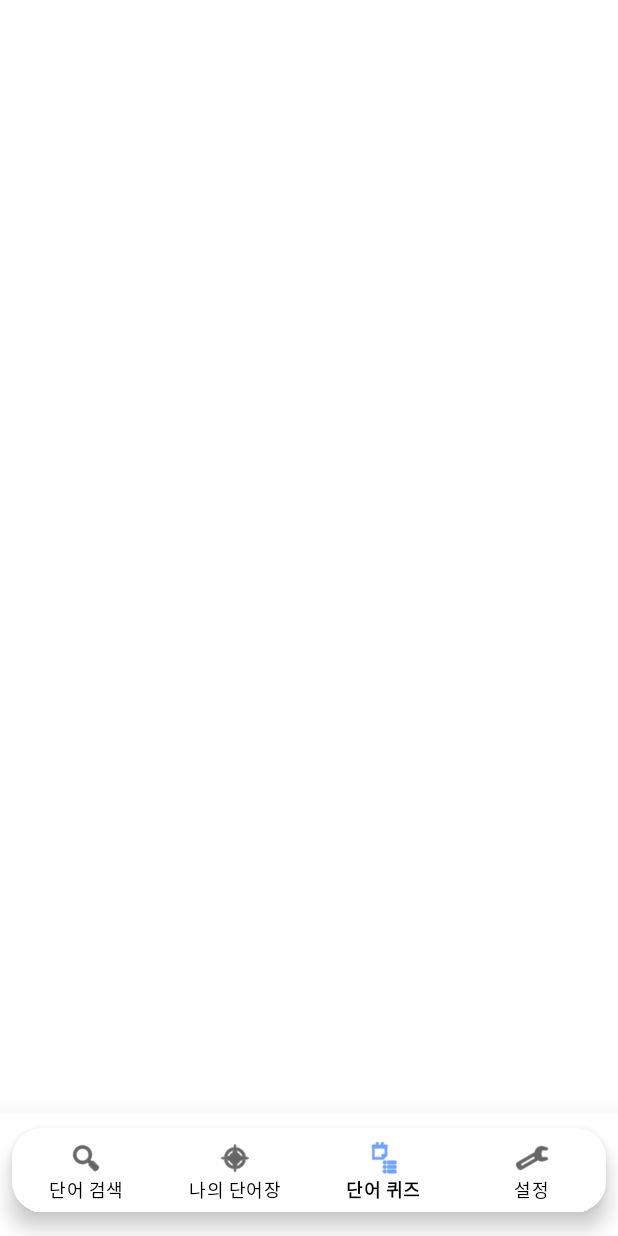
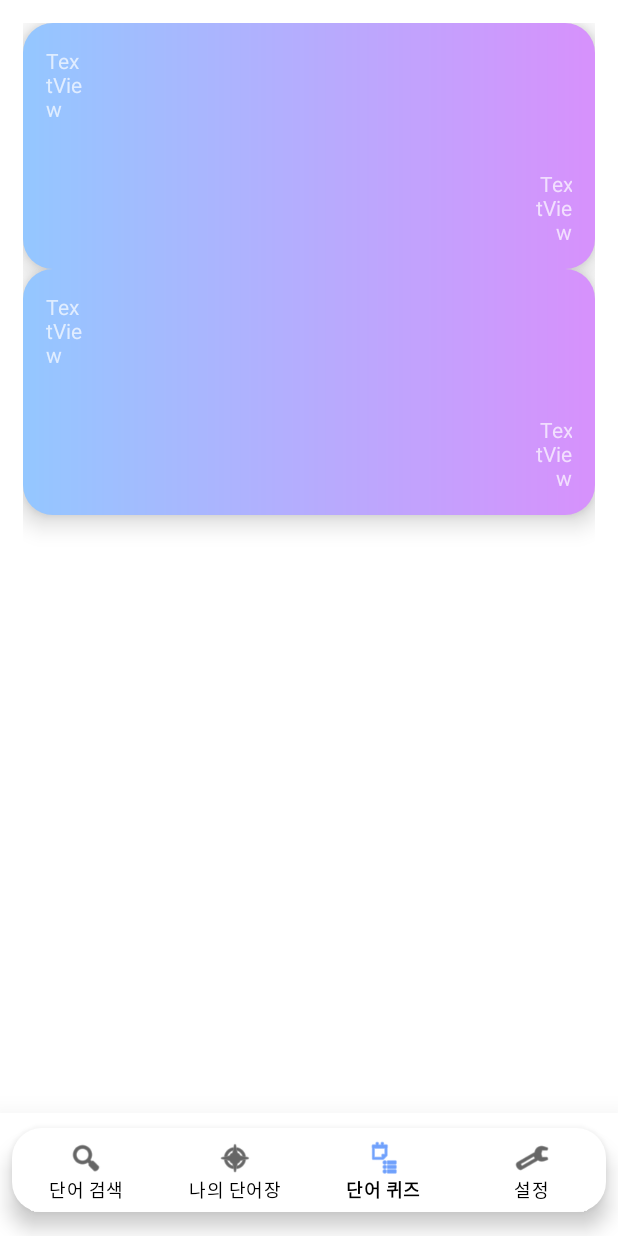
Before and after one commit to TTC1018/MyEngVoc, an Android app: the screen it shows after launch (MainActivity), item 3 of the bottom bar chosen, on a phone screen of 412 x 824 dp. Run offline under Robolectric (Android 15) with nearby library versions, the phone set to English and light mode, and no system bars.

Commit message:
퀴즈 Fragment 작성

```diff
--- a/app/src/main/res/layout/fragment_quiz.xml
+++ b/app/src/main/res/layout/fragment_quiz.xml
@@ -4,6 +4,109 @@
     android:layout_width="match_parent"
     android:layout_height="match_parent"
     android:orientation="vertical"
+    android:padding="10dp"
     tools:context=".QuizFragment">
 
+    <LinearLayout
+        android:layout_width="match_parent"
+        android:layout_height="wrap_content"
+        android:orientation="vertical"
+        android:background="@drawable/gradient"
+        android:elevation="10dp"
+        android:outlineAmbientShadowColor="?attr/colorOnPrimary"
+        android:outlineSpotShadowColor="?attr/colorOnPrimary">
+        <LinearLayout
+            android:layout_width="wrap_content"
+            android:layout_height="wrap_content"
+            android:gravity="left"
+            android:orientation="horizontal"
+            android:padding="15dp">
+
+            <TextView
+                android:id="@+id/dicNameText"
+                android:layout_width="wrap_content"
+                android:layout_height="wrap_content"
+                android:layout_weight="1"
+                android:text="TextView"
+                android:textAlignment="textStart" />
+
+            <View
+                android:layout_width="0dp"
+                android:layout_height="0dp"
+                android:layout_weight="1" />
+        </LinearLayout>
+
+        <LinearLayout
+            android:layout_width="wrap_content"
+            android:layout_height="wrap_content"
+            android:gravity="right"
+            android:orientation="horizontal"
+            android:padding="15dp">
+
+            <View
+                android:layout_width="0dp"
+                android:layout_height="0dp"
+                android:layout_weight="1" />
+
+            <TextView
+                android:id="@+id/wordCountText"
+                android:layout_width="wrap_content"
+                android:layout_height="wrap_content"
+                android:layout_weight="1"
+                android:text="TextView"
+                android:textAlignment="textEnd" />
+        </LinearLayout>
+    </LinearLayout>
+
+    <LinearLayout
+        android:layout_width="match_parent"
+        android:layout_height="wrap_content"
+        android:background="@drawable/gradient"
+        android:elevation="10dp"
+        android:orientation="vertical"
+        android:outlineAmbientShadowColor="?attr/colorOnPrimary"
+        android:outlineSpotShadowColor="?attr/colorOnPrimary">
+
+        <LinearLayout
+            android:layout_width="wrap_content"
+            android:layout_height="wrap_content"
+            android:gravity="left"
+            android:orientation="horizontal"
+            android:padding="15dp">
+
+            <TextView
+                android:id="@+id/dicNameText"
+                android:layout_width="wrap_content"
+                android:layout_height="wrap_content"
+                android:layout_weight="1"
+                android:text="TextView"
+                android:textAlignment="textStart" />
+
+            <View
+                android:layout_width="0dp"
+                android:layout_height="0dp"
+                android:layout_weight="1" />
+        </LinearLayout>
+
+        <LinearLayout
+            android:layout_width="wrap_content"
+            android:layout_height="wrap_content"
+            android:gravity="right"
+            android:orientation="horizontal"
+            android:padding="15dp">
+
+            <View
+                android:layout_width="0dp"
+                android:layout_height="0dp"
+                android:layout_weight="1" />
+
+            <TextView
+                android:id="@+id/wordCountText"
+                android:layout_width="wrap_content"
+                android:layout_height="wrap_content"
+                android:layout_weight="1"
+                android:text="TextView"
+                android:textAlignment="textEnd" />
+        </LinearLayout>
+    </LinearLayout>
 </LinearLayout>
--- a/app/src/main/res/layout/mydic_square.xml
+++ b/app/src/main/res/layout/mydic_square.xml
@@ -4,8 +4,8 @@
     android:layout_height="wrap_content"
     android:layout_margin="10dp"
     android:background="@drawable/gradient"
+    android:orientation="vertical"
     android:elevation="10dp"
-    android:orientation="vertical"
     android:outlineAmbientShadowColor="?attr/colorOnPrimary"
     android:outlineSpotShadowColor="?attr/colorOnPrimary"
     android:padding="10dp">
```
